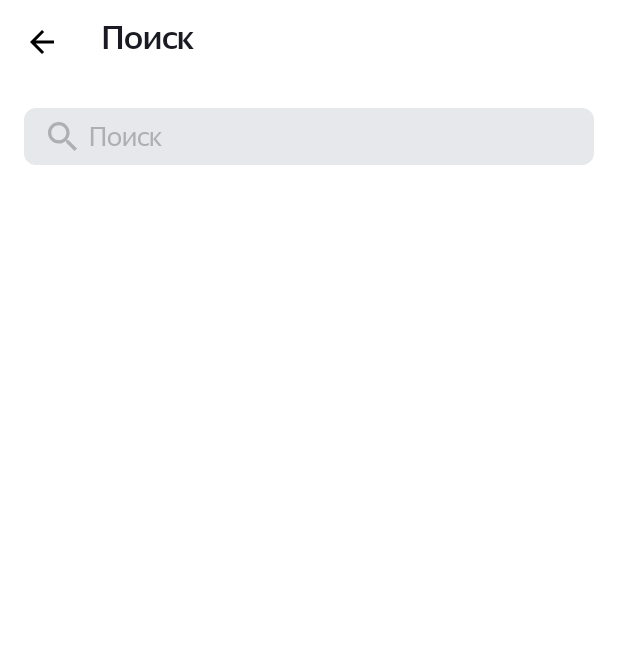
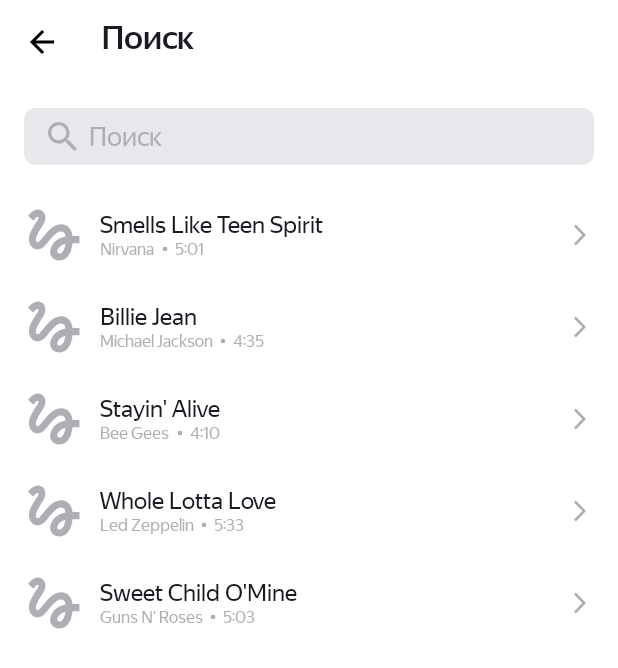
Before and after one commit to nastyavorontsova/PlaylistMaker, an Android app: the SearchActivity screen opened directly, with no data from a screen before it, on a phone screen of 412 x 824 dp. Shown: the top 668 px of the screen. Run offline under Robolectric (Android 15) with nearby library versions, the phone set to English and light mode, and no system bars; pictures from the network do not load.

Commit message:
Сделала домашнюю работу по 10 спринту

```diff
--- a/app/build.gradle.kts
+++ b/app/build.gradle.kts
@@ -45,4 +45,7 @@ dependencies {
     testImplementation(libs.junit)
     androidTestImplementation(libs.androidx.junit)
     androidTestImplementation(libs.androidx.espresso.core)
+    implementation("com.google.android.material:material:1.6.1")
+    implementation("com.github.bumptech.glide:glide:4.16.0")
+    annotationProcessor("com.github.bumptech.glide:compiler:4.16.0")
 }
--- a/app/src/main/AndroidManifest.xml
+++ b/app/src/main/AndroidManifest.xml
@@ -1,6 +1,8 @@
 <?xml version="1.0" encoding="utf-8"?>
 <manifest xmlns:android="http://schemas.android.com/apk/res/android"
     xmlns:tools="http://schemas.android.com/tools">
+
+    <uses-permission android:name="android.permission.INTERNET"/>
 
     <application
         android:allowBackup="true"
--- a/app/src/main/java/com/practicum/playlistmaker1/SearchActivity.kt
+++ b/app/src/main/java/com/practicum/playlistmaker1/SearchActivity.kt
@@ -15,6 +15,8 @@ import androidx.activity.enableEdgeToEdge
 import androidx.appcompat.app.AppCompatActivity
 import androidx.core.view.ViewCompat
 import androidx.core.view.WindowInsetsCompat
+import androidx.recyclerview.widget.LinearLayoutManager
+import androidx.recyclerview.widget.RecyclerView
 
 class SearchActivity : AppCompatActivity() {
 
@@ -24,6 +26,9 @@ class SearchActivity : AppCompatActivity() {
 
     private lateinit var inputEditText: EditText
     private var searchText: String = ""
+
+    private lateinit var trackRecyclerView: RecyclerView
+    private lateinit var trackAdapter: TrackAdapter
 
     override fun onCreate(savedInstanceState: Bundle?) {
         super.onCreate(savedInstanceState)
@@ -71,6 +76,20 @@ class SearchActivity : AppCompatActivity() {
             searchText = it.getString(SEARCH_TEXT_KEY, "")
             inputEditText.setText(searchText)
         }
+
+        trackRecyclerView = findViewById(R.id.trackRecyclerView)
+        trackRecyclerView.layoutManager = LinearLayoutManager(this)
+
+        val tracks = arrayListOf(
+            Track("Smells Like Teen Spirit", "Nirvana", "5:01", "https://is5-ssl.mzstatic.com/image/thumb/Music115/v4/7b/58/c2/7b58c21a-2b51-2bb2-e59a-9bb9b96ad8c3/00602567924166.rgb.jpg/100x100bb.jpg"),
+            Track("Billie Jean", "Michael Jackson", "4:35", "https://is5-ssl.mzstatic.com/image/thumb/Music125/v4/3d/9d/38/3d9d3811-71f0-3a0e-1ada-3004e56ff852/827969428726.jpg/100x100bb.jpg"),
+            Track("Stayin' Alive", "Bee Gees", "4:10", "https://is4-ssl.mzstatic.com/image/thumb/Music115/v4/1f/80/1f/1f801fc1-8c0f-ea3e-d3e5-387c6619619e/16UMGIM86640.rgb.jpg/100x100bb.jpg"),
+            Track("Whole Lotta Love", "Led Zeppelin", "5:33", "https://is2-ssl.mzstatic.com/image/thumb/Music62/v4/7e/17/e3/7e17e33f-2efa-2a36-e916-7f808576cf6b/mzm.fyigqcbs.jpg/100x100bb.jpg"),
+            Track("Sweet Child O'Mine", "Guns N' Roses", "5:03", "https://is5-ssl.mzstatic.com/image/thumb/Music125/v4/a0/4d/c4/a04dc484-03cc-02aa-fa82-5334fcb4bc16/18UMGIM24878.rgb.jpg/100x100bb.jpg"),
+        )
+
+        trackAdapter = TrackAdapter(tracks)
+        trackRecyclerView.adapter = trackAdapter
     }
 
     private fun hideKeyboard(view: View) {
--- /dev/null
+++ b/app/src/main/java/com/practicum/playlistmaker1/Track.kt
@@ -0,0 +1,8 @@
+package com.practicum.playlistmaker1
+
+data class Track(
+    val trackName: String,
+    val artistName: String,
+    val trackTime: String,
+    val artworkUrl100: String
+)
--- /dev/null
+++ b/app/src/main/java/com/practicum/playlistmaker1/TrackAdapter.kt
@@ -0,0 +1,20 @@
+package com.practicum.playlistmaker1
+
+import android.view.LayoutInflater
+import android.view.ViewGroup
+import androidx.recyclerview.widget.RecyclerView
+
+class TrackAdapter (private val tracks: List<Track>) : RecyclerView.Adapter<TrackViewHolder>() {
+
+    override fun onCreateViewHolder(parent: ViewGroup, viewType: Int): TrackViewHolder {
+        return TrackViewHolder.create(parent)
+    }
+
+    override fun onBindViewHolder(holder: TrackViewHolder, position: Int) {
+        holder.bind(tracks[position])
+    }
+
+    override fun getItemCount(): Int {
+        return tracks.size
+    }
+}
--- /dev/null
+++ b/app/src/main/java/com/practicum/playlistmaker1/TrackViewHolder.kt
@@ -0,0 +1,38 @@
+package com.practicum.playlistmaker1
+
+import android.view.LayoutInflater
+import android.view.View
+import android.view.ViewGroup
+import android.widget.ImageView
+import android.widget.TextView
+import androidx.recyclerview.widget.RecyclerView
+import com.bumptech.glide.Glide
+import com.bumptech.glide.load.resource.bitmap.RoundedCorners
+
+class TrackViewHolder (itemView: View) : RecyclerView.ViewHolder(itemView){
+    private val trackNameTextView: TextView = itemView.findViewById(R.id.trackNameTextView)
+    private val artistNameTextView: TextView = itemView.findViewById(R.id.artistNameTextView)
+    private val trackTimeTextView: TextView = itemView.findViewById(R.id.trackTimeTextView)
+    private val artworkImageView: ImageView = itemView.findViewById(R.id.artworkImageView)
+
+    fun bind(track: Track) {
+        trackNameTextView.text = track.trackName
+        artistNameTextView.text = track.artistName
+        trackTimeTextView.text = track.trackTime
+
+        Glide.with(itemView)
+            .load(track.artworkUrl100)
+            .placeholder(R.drawable.placeholder)
+            .error(R.drawable.placeholder)
+            .fallback(R.drawable.placeholder)
+            .fitCenter()
+            .transform(RoundedCorners(4))
+            .into(artworkImageView)
+    }
+    companion object {
+        fun create(parent: ViewGroup): TrackViewHolder {
+            val view = LayoutInflater.from(parent.context).inflate(R.layout.item_track, parent, false)
+            return TrackViewHolder(view)
+        }
+    }
+}
--- /dev/null
+++ b/app/src/main/res/drawable/ic.xml
@@ -0,0 +1,9 @@
+<vector xmlns:android="http://schemas.android.com/apk/res/android"
+    android:width="13dp"
+    android:height="13dp"
+    android:viewportWidth="13"
+    android:viewportHeight="13">
+  <path
+      android:pathData="M6.5,6.5m-1.5,0a1.5,1.5 0,1 1,3 0a1.5,1.5 0,1 1,-3 0"
+      android:fillColor="?attr/colorOnPrimary"/>
+</vector>
--- /dev/null
+++ b/app/src/main/res/drawable/placeholder.xml
@@ -0,0 +1,13 @@
+<vector xmlns:android="http://schemas.android.com/apk/res/android"
+    android:width="45dp"
+    android:height="45dp"
+    android:viewportWidth="45"
+    android:viewportHeight="45">
+  <group>
+    <clip-path
+        android:pathData="M0,0h45v45h-45z"/>
+    <path
+        android:pathData="M8.606,12.919C9.919,11.587 11.231,10.387 11.813,10.631C12.75,11.006 11.813,12.563 11.25,13.481C10.781,14.269 5.888,20.775 5.888,25.313C5.888,27.712 6.788,29.7 8.4,30.9C9.806,31.95 11.663,32.269 13.35,31.763C15.356,31.181 17.006,29.138 19.087,26.569C21.356,23.775 24.394,20.119 26.737,20.119C29.794,20.119 29.831,22.013 30.038,23.475C22.95,24.675 19.95,30.356 19.95,33.544C19.95,36.731 22.65,39.338 25.969,39.338C29.025,39.338 34.013,36.844 34.763,27.9H39.375V23.212H34.744C34.463,20.119 32.7,15.337 27.188,15.337C22.969,15.337 19.35,18.919 17.925,20.663C16.837,22.031 14.063,25.313 13.631,25.763C13.163,26.325 12.356,27.337 11.55,27.337C10.706,27.337 10.2,25.781 10.875,23.737C11.531,21.694 13.5,18.375 14.344,17.138C15.806,15 16.781,13.538 16.781,10.988C16.781,6.919 13.706,5.625 12.075,5.625C9.6,5.625 7.444,7.5 6.975,7.969C6.3,8.644 5.738,9.206 5.325,9.712L8.606,12.919ZM26.025,34.781C25.444,34.781 24.638,34.294 24.638,33.431C24.638,32.306 26.006,29.306 30.019,28.256C29.456,33.3 27.337,34.781 26.025,34.781Z"
+        android:fillColor="#AEAFB4"/>
+  </group>
+</vector>
--- a/app/src/main/res/layout/activity_search.xml
+++ b/app/src/main/res/layout/activity_search.xml
@@ -86,5 +86,10 @@
 
         </FrameLayout>
 
+        <androidx.recyclerview.widget.RecyclerView
+            android:id="@+id/trackRecyclerView"
+            android:layout_width="match_parent"
+            android:layout_height="match_parent"/>
+
     </LinearLayout>
 </androidx.constraintlayout.widget.ConstraintLayout>
--- /dev/null
+++ b/app/src/main/res/layout/item_track.xml
@@ -0,0 +1,94 @@
+<?xml version="1.0" encoding="utf-8"?>
+<FrameLayout xmlns:android="http://schemas.android.com/apk/res/android"
+    xmlns:app="http://schemas.android.com/apk/res-auto"
+    xmlns:tools="http://schemas.android.com/tools"
+    android:layout_width="match_parent"
+    android:layout_height="@dimen/track_height"
+    android:background="?attr/colorSecondary"
+    android:orientation="horizontal"
+    android:paddingHorizontal="@dimen/track_padding_horizontal"
+    android:paddingVertical="@dimen/track_padding_vertical">
+
+    <LinearLayout
+        android:layout_width="match_parent"
+        android:layout_height="match_parent"
+        android:orientation="horizontal">
+
+        <ImageView
+            android:id="@+id/artworkImageView"
+            android:layout_width="@dimen/track_image"
+            android:layout_height="@dimen/track_image"
+            android:layout_gravity="start|center_vertical"
+            android:layout_marginEnd="@dimen/margin_end_from_icon"
+            android:background="?attr/colorSecondary"
+            android:scaleType="centerCrop" />
+
+        <LinearLayout
+            android:layout_width="0dp"
+            android:layout_weight="1"
+            android:layout_gravity="center"
+            android:layout_height="wrap_content"
+            android:orientation="vertical">
+
+            <TextView
+                android:id="@+id/trackNameTextView"
+                android:layout_width="match_parent"
+                android:layout_height="wrap_content"
+                android:layout_gravity="center"
+                android:ellipsize="end"
+                android:fontFamily="@font/ys_display_regular"
+                android:maxLines="1"
+                android:singleLine="true"
+                android:textColor="?attr/colorOnSecondary"
+                android:textSize="@dimen/track_name_text_size"
+                tools:text="Название песни" />
+
+            <LinearLayout
+                android:layout_width="match_parent"
+                android:layout_height="wrap_content"
+                android:orientation="horizontal">
+
+                <TextView
+                    android:id="@+id/artistNameTextView"
+                    android:layout_gravity="center"
+                    android:layout_width="wrap_content"
+                    android:layout_height="wrap_content"
+                    android:ellipsize="end"
+                    android:fontFamily="@font/ys_display_regular"
+                    android:maxLines="1"
+                    android:singleLine="true"
+                    android:textColor="?attr/colorOnPrimary"
+                    android:textSize="@dimen/artist_name_text_size"
+                    tools:text="Исполнитель" />
+
+                <ImageView
+                    android:layout_width="@dimen/ic_size"
+                    android:layout_height="@dimen/ic_size"
+                    android:layout_gravity="center"
+                    android:src="@drawable/ic" />
+
+                <TextView
+                    android:id="@+id/trackTimeTextView"
+                    android:layout_width="wrap_content"
+                    android:layout_height="wrap_content"
+                    android:layout_gravity="center"
+                    android:fontFamily="@font/ys_display_regular"
+                    android:textColor="?attr/colorOnPrimary"
+                    android:textSize="@dimen/artist_name_text_size"
+                    tools:text="5:12" />
+
+            </LinearLayout>
+
+        </LinearLayout>
+
+        <ImageView
+            android:layout_width="@dimen/arrow_size"
+            android:layout_height="@dimen/arrow_size"
+            android:layout_gravity="end|center_vertical"
+            android:src="@drawable/ic_arrow_forward" />
+
+    </LinearLayout>
+
+
+
+</FrameLayout>
--- a/app/src/main/res/values/dimens.xml
+++ b/app/src/main/res/values/dimens.xml
@@ -17,4 +17,12 @@
     <dimen name="arrow_sizes">48dp</dimen>
     <dimen name="layout_margin_top">24dp</dimen>
     <dimen name="search_icon_size">16dp</dimen>
+    <dimen name="track_height">61dp</dimen>
+    <dimen name="track_padding_horizontal">13dp</dimen>
+    <dimen name="track_padding_vertical">8dp</dimen>
+    <dimen name="track_image">45dp</dimen>
+    <dimen name="track_name_text_size">16sp</dimen>
+    <dimen name="artist_name_text_size">11sp</dimen>
+    <dimen name="ic_size">13dp</dimen>
+    <dimen name="arrow_size">24dp</dimen>
 </resources>
--- a/gradle/libs.versions.toml
+++ b/gradle/libs.versions.toml
@@ -9,6 +9,7 @@ appcompat = "1.6.1"
 material = "1.10.0"
 activity = "1.8.0"
 constraintlayout = "2.1.4"
+recyclerview = "1.3.2"
 
 [libraries]
 androidx-core-ktx = { group = "androidx.core", name = "core-ktx", version.ref = "coreKtx" }
@@ -19,6 +20,7 @@ androidx-appcompat = { group = "androidx.appcompat", name = "appcompat", version
 material = { group = "com.google.android.material", name = "material", version.ref = "material" }
 androidx-activity = { group = "androidx.activity", name = "activity", version.ref = "activity" }
 androidx-constraintlayout = { group = "androidx.constraintlayout", name = "constraintlayout", version.ref = "constraintlayout" }
+androidx-recyclerview = { group = "androidx.recyclerview", name = "recyclerview", version.ref = "recyclerview" }
 
 [plugins]
 android-application = { id = "com.android.application", version.ref = "agp" }
```
